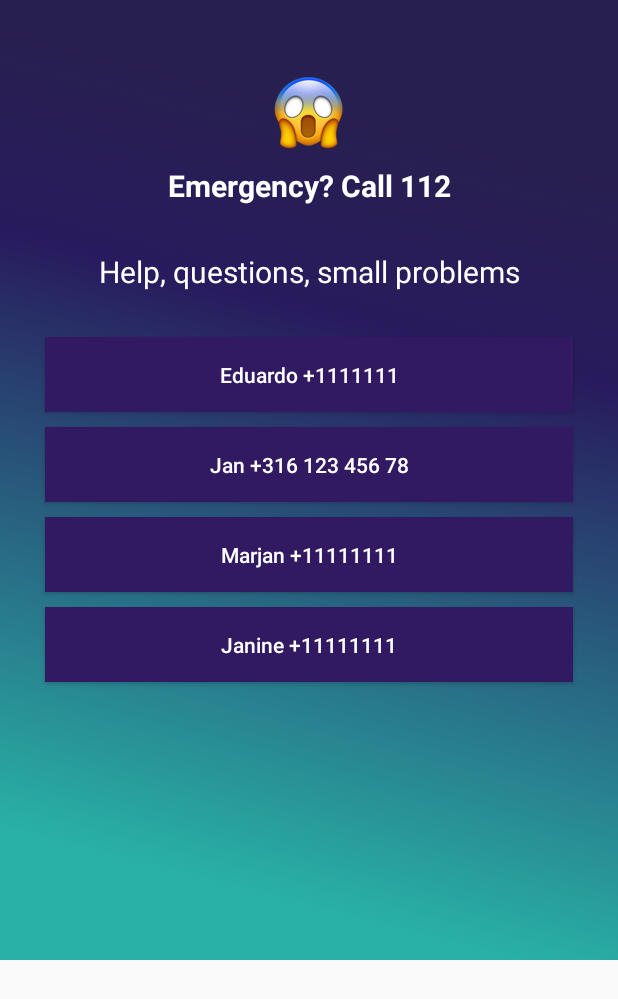
After one commit to rajatanantharam/tchau, an Android app: the layout activity_help.xml on its own in the app's theme, with its tools: preview values and no code run, on a phone screen of 412 x 824 dp. The commit adds this screen. Shown: the top 999 px of the screen. Run offline under Robolectric (Android 15) with nearby library versions, the phone set to English and light mode, and no system bars.

Commit message:
help and info screens implemented with FAB

```diff
--- a/app/build.gradle
+++ b/app/build.gradle
@@ -35,6 +35,7 @@ dependencies {
     compile 'com.google.android.gms:play-services-places:9.6.0'
     compile 'com.android.support:design:25.0.0'
     compile 'com.getbase:floatingactionbutton:1.10.1'
+    compile 'com.google.android.gms:play-services-appindexing:9.6.0'
 }
 
 apply plugin: 'com.google.gms.google-services'
--- a/app/src/main/AndroidManifest.xml
+++ b/app/src/main/AndroidManifest.xml
@@ -28,6 +28,10 @@
 
         <meta-data
             android:name="com.google.android.geo.API_KEY"
-            android:value="AIzaSyDRM515OFSDLWKBX-FFHIVhxyU3aO-MPls" />
+            android:value="AIzaSyDRM515OFSDLWKBX-FFHIVhxyU3aO-MPls" /><!-- ATTENTION: This was auto-generated to add Google Play services to your project for
+     App Indexing.  See https://g.co/AppIndexing/AndroidStudio for more information. -->
+        <meta-data
+            android:name="com.google.android.gms.version"
+            android:value="@integer/google_play_services_version"/>
     </application>
 </manifest>
--- /dev/null
+++ b/app/src/main/res/layout/activity_help.xml
@@ -0,0 +1,90 @@
+<?xml version="1.0" encoding="utf-8"?>
+<ScrollView xmlns:android="http://schemas.android.com/apk/res/android"
+            android:layout_width="match_parent"
+            android:layout_height="match_parent">
+    <LinearLayout
+        android:orientation="vertical"
+        android:background="@drawable/bg_createevent"
+        android:layout_width="match_parent"
+        android:layout_height="match_parent">
+
+
+        <ImageView
+            android:paddingTop="50dp"
+            android:layout_gravity="center_horizontal"
+            android:src="@drawable/scary_emoji"
+            android:layout_width="wrap_content"
+            android:layout_height="wrap_content"/>
+
+        <TextView
+            android:paddingTop="10dp"
+            android:textColor="@android:color/white"
+            android:gravity="center_horizontal"
+            android:textStyle="bold"
+            android:textSize="20sp"
+            android:text="Emergency? Call 112"
+            android:layout_width="match_parent"
+            android:layout_height="wrap_content"/>
+
+        <TextView
+            android:paddingTop="30dp"
+            android:textColor="@android:color/white"
+            android:gravity="center_horizontal"
+            android:textSize="20sp"
+            android:text="Help, questions, small problems"
+            android:layout_width="match_parent"
+            android:layout_height="wrap_content"/>
+
+        <Button
+            android:onClick="callEduardo"
+            android:layout_marginLeft="30dp"
+            android:layout_marginRight="30dp"
+            android:layout_marginTop="30dp"
+            android:layout_marginBottom="10dp"
+            android:background="@color/colorPrimary"
+            android:textColor="@android:color/white"
+            android:textAllCaps="false"
+            android:layout_gravity="center"
+            android:text="Eduardo +1111111"
+            android:layout_width="match_parent"
+            android:layout_height="50dp"/>
+
+        <Button
+            android:onClick="callJan"
+            android:layout_marginBottom="10dp"
+            android:layout_marginLeft="30dp"
+            android:layout_marginRight="30dp"        android:background="@color/colorPrimary"
+            android:textColor="@android:color/white"
+            android:textAllCaps="false"
+            android:layout_gravity="center"
+            android:text="Jan +316 123 456 78"
+            android:layout_width="match_parent"
+            android:layout_height="50dp"/>
+
+        <Button
+            android:onClick="callMarjan"
+            android:layout_marginBottom="10dp"
+            android:layout_marginLeft="30dp"
+            android:layout_marginRight="30dp"        android:background="@color/colorPrimary"
+            android:textColor="@android:color/white"
+            android:textAllCaps="false"
+            android:layout_gravity="center"
+            android:text="Marjan +11111111"
+            android:layout_width="match_parent"
+            android:layout_height="50dp"/>
+
+        <Button
+            android:onClick="callJanine"
+            android:layout_marginBottom="10dp"
+            android:layout_marginLeft="30dp"
+            android:layout_marginRight="30dp"
+            android:background="@color/colorPrimary"
+            android:textColor="@android:color/white"
+            android:textAllCaps="false"
+            android:layout_gravity="center"
+            android:text="Janine +11111111"
+            android:layout_width="match_parent"
+            android:layout_height="50dp"/>
+
+
+    </LinearLayout></ScrollView>
--- a/app/src/main/res/values/colors.xml
+++ b/app/src/main/res/values/colors.xml
@@ -1,6 +1,6 @@
 <?xml version="1.0" encoding="utf-8"?>
 <resources>
-    <color name="colorPrimary">#3F51B5</color>
+    <color name="colorPrimary">#311a62</color>
     <color name="colorPrimaryDark">#303F9F</color>
     <color name="colorAccent">#FF4081</color>
     <color name="black_semi_transparent">#B2000000</color>
```
Also changed, not shown: app/src/main/java/app/lisboa/lisboapp/ui/HelpActivity.java (added, +32 -0 lines), app/src/main/java/app/lisboa/lisboapp/ui/MainActivity.java (+56 -4 lines), app/src/main/res/drawable-hdpi/scary_emoji.png (added), app/src/main/res/drawable-mdpi/scary_emoji.png (added), app/src/main/res/drawable-xhdpi/scary_emoji.png (added), app/src/main/res/drawable-xxhdpi/scary_emoji.png (added), app/src/main/res/drawable-xxxhdpi/scary_emoji.png (added), 1 other file.
